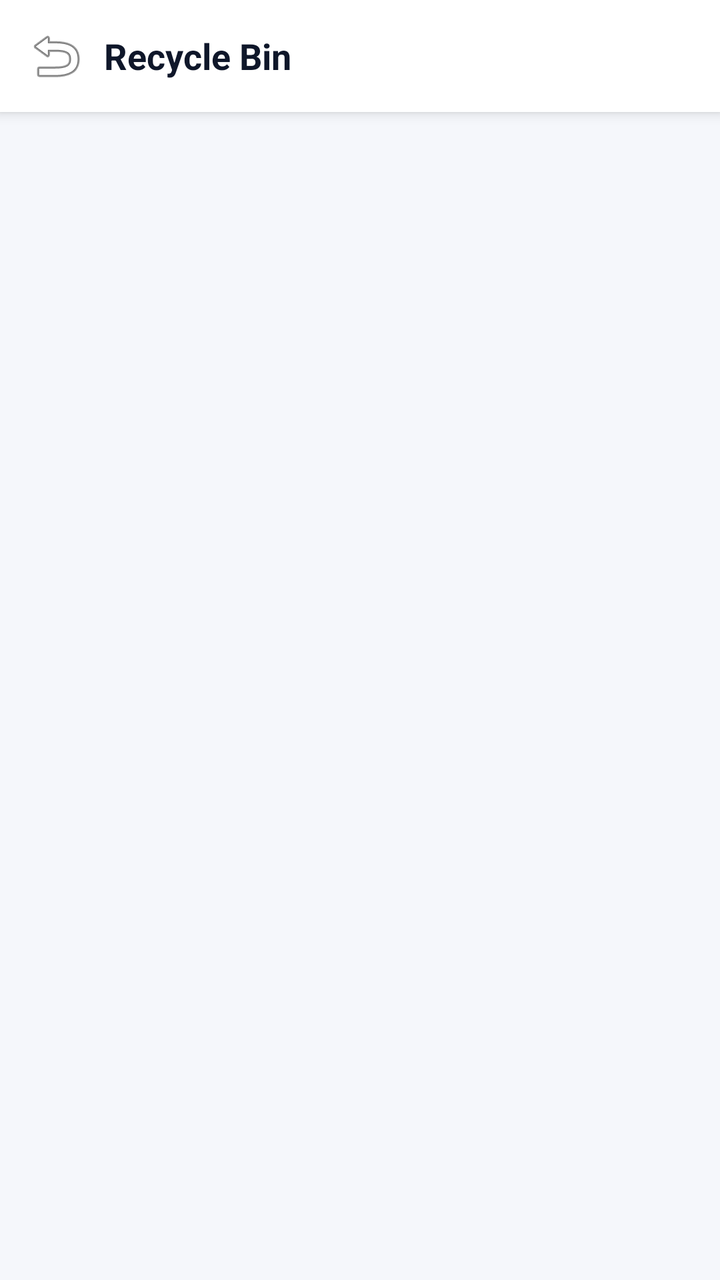
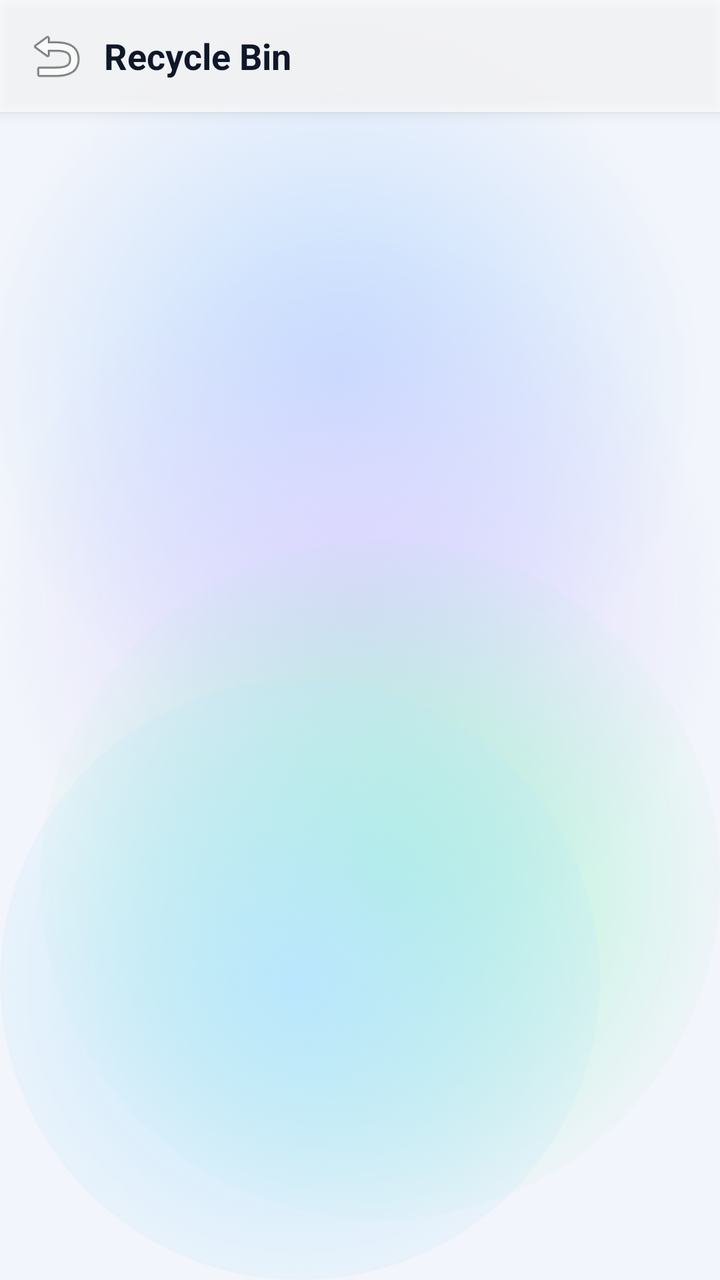

An Android layout rendered at two revisions. The XML below is the earlier revision; the diff shows what the commit changed to produce the second picture.
<!-- AndroidManifest.xml: application theme Theme.ExpenseOS -->
<!-- res/layout/activity_recycle_bin.xml -->
<?xml version="1.0" encoding="utf-8"?>
<LinearLayout xmlns:android="http://schemas.android.com/apk/res/android"
    android:layout_width="match_parent"
    android:layout_height="match_parent"
    android:background="@color/bg"
    android:orientation="vertical">

    <LinearLayout
        android:layout_width="match_parent"
        android:layout_height="56dp"
        android:background="@color/nav_bg"
        android:elevation="4dp"
        android:gravity="center_vertical"
        android:orientation="horizontal"
        android:paddingHorizontal="8dp">

        <ImageButton
            android:id="@+id/btnRecycleBinBack"
            android:layout_width="40dp"
            android:layout_height="40dp"
            android:background="?attr/selectableItemBackgroundBorderless"
            android:contentDescription="Back"
            android:src="@android:drawable/ic_menu_revert" />

        <TextView
            android:layout_width="0dp"
            android:layout_height="wrap_content"
            android:layout_weight="1"
            android:paddingStart="4dp"
            android:text="Recycle Bin"
            android:textColor="@color/text"
            android:textSize="18sp"
            android:textStyle="bold" />

        <Spinner
            android:id="@+id/spRecycleBinScope"
            android:layout_width="wrap_content"
            android:layout_height="38dp"
            android:layout_marginEnd="4dp"
            android:background="@drawable/bg_input_box"
            android:paddingHorizontal="10dp" />
    </LinearLayout>

    <androidx.recyclerview.widget.RecyclerView
        android:id="@+id/rvRecycleBin"
        android:layout_width="match_parent"
        android:layout_height="0dp"
        android:layout_weight="1"
        android:clipToPadding="false"
        android:paddingHorizontal="14dp"
        android:paddingTop="10dp" />

    <LinearLayout
        android:id="@+id/emptyRecycleBinState"
        android:layout_width="match_parent"
        android:layout_height="0dp"
        android:layout_weight="1"
        android:gravity="center"
        android:orientation="vertical"
        android:visibility="gone">

        <TextView
            android:layout_width="wrap_content"
            android:layout_height="wrap_content"
            android:text="🗑"
            android:textSize="36sp" />

        <TextView
            android:layout_width="wrap_content"
            android:layout_height="wrap_content"
            android:layout_marginTop="8dp"
            android:text="Recycle Bin is empty"
            android:textColor="@color/text_muted"
            android:textSize="13sp" />
    </LinearLayout>
</LinearLayout>
<!-- resources referenced by this layout -->
<resources>
  <color name="bg">#F5F7FB</color>
  <color name="nav_bg">#FFFFFF</color>
  <style name="Theme.ExpenseOS" parent="Theme.MaterialComponents.DayNight.NoActionBar">
          <item name="colorPrimary">@color/primary</item>
          <item name="colorPrimaryVariant">@color/primary_dark</item>
          <item name="colorPrimaryDark">@color/primary_dark</item>
          <item name="colorOnPrimary">@color/on_primary</item>
          <item name="colorSecondary">@color/secondary</item>
          <item name="colorSecondaryVariant">@color/secondary_dark</item>
          <item name="colorOnSecondary">@color/on_primary</item>
          <item name="colorAccent">@color/primary</item>
          <item name="colorSurface">@color/surface</item>
          <item name="colorOnSurface">@color/text</item>
          <item name="colorOnBackground">@color/text</item>
          <item name="colorError">@color/danger</item>
          <item name="android:colorBackground">@color/bg</item>
          <item name="android:windowBackground">@color/bg</item>
  
          <item name="android:textColorPrimary">@color/text</item>
          <item name="android:textColorSecondary">@color/text_muted</item>
          <item name="android:textColorHint">@color/text_hint</item>
          <item name="android:fontFamily">sans-serif</item>
          <item name="fontFamily">sans-serif</item>
  
          
          <item name="android:statusBarColor">@color/bg</item>
          <item name="android:navigationBarColor">@color/nav_bg</item>
          <item name="android:windowLightStatusBar">true</item>
          <item name="android:windowLightNavigationBar" tools:targetApi="o_mr1">true</item>
          <item name="android:forceDarkAllowed" tools:targetApi="q">false</item>
  
          
          <item name="editTextStyle">@style/Widget.ExpenseOS.EditText</item>
          <item name="materialAlertDialogTheme">@style/ThemeOverlay.ExpenseOS.Dialog</item>
          <item name="bottomSheetDialogTheme">@style/ThemeOverlay.ExpenseOS.BottomSheet</item>
          <item name="materialTimePickerTheme">@style/ThemeOverlay.ExpenseOS.TimePicker</item>
          <item name="android:windowAnimationStyle">@style/Animation.ExpenseOS.Window</item>
          <item name="android:windowActivityTransitions">true</item>
          <item name="android:windowContentTransitions">true</item>
      </style>
  <color name="surface_2">#F1F5F9</color>
  <color name="border">#E5EAF2</color>
  <color name="surface">#FFFFFF</color>
  <!-- unchanged entries left out for length: 20 -->
</resources>

<!-- the commit's change to res/layout/activity_recycle_bin.xml (unified diff, before → after) -->
@@ -2,7 +2,7 @@
 <LinearLayout xmlns:android="http://schemas.android.com/apk/res/android"
     android:layout_width="match_parent"
     android:layout_height="match_parent"
-    android:background="@color/bg"
+    android:background="@android:color/transparent"
     android:orientation="vertical">
 
     <LinearLayout
<!-- resource entries referenced after the edit -->
@@ -1,7 +1,61 @@
 <!-- resources referenced by this layout -->
 <resources>
-  <color name="bg">#F5F7FB</color>
-  <color name="nav_bg">#FFFFFF</color>
+  <color name="bg">#F2F5FB</color>
+  <!-- drawable aurora_bg (drawable) -->
+  <?xml version="1.0" encoding="utf-8"?>
+  <layer-list xmlns:android="http://schemas.android.com/apk/res/android">
+      <item android:drawable="@color/aurora_base" />
+      <item android:width="380dp" android:height="380dp"
+          android:gravity="top|end"
+          android:drawable="@drawable/aurora_blob_blue" />
+      <item android:width="360dp" android:height="360dp"
+          android:gravity="start" android:top="120dp"
+          android:drawable="@drawable/aurora_blob_violet" />
+      <item android:width="340dp" android:height="340dp"
+          android:gravity="bottom|end" android:bottom="30dp"
+          android:drawable="@drawable/aurora_blob_mint" />
+      <item android:width="300dp" android:height="300dp"
+          android:gravity="bottom|start"
+          android:drawable="@drawable/aurora_blob_sky" />
+  </layer-list>
+  <color name="aurora_base">#F2F5FB</color>
+  <!-- drawable aurora_blob_blue (drawable) -->
+  <?xml version="1.0" encoding="utf-8"?>
+  <shape xmlns:android="http://schemas.android.com/apk/res/android" android:shape="oval">
+      <gradient
+          android:type="radial"
+          android:gradientRadius="180dp"
+          android:startColor="#BFDBFE"
+          android:endColor="#00BFDBFE" />
+  </shape>
+  <!-- drawable aurora_blob_violet (drawable) -->
+  <?xml version="1.0" encoding="utf-8"?>
+  <shape xmlns:android="http://schemas.android.com/apk/res/android" android:shape="oval">
+      <gradient
+          android:type="radial"
+          android:gradientRadius="180dp"
+          android:startColor="#DDD6FE"
+          android:endColor="#00DDD6FE" />
+  </shape>
+  <!-- drawable aurora_blob_mint (drawable) -->
+  <?xml version="1.0" encoding="utf-8"?>
+  <shape xmlns:android="http://schemas.android.com/apk/res/android" android:shape="oval">
+      <gradient
+          android:type="radial"
+          android:gradientRadius="180dp"
+          android:startColor="#A7F3D0"
+          android:endColor="#00A7F3D0" />
+  </shape>
+  <!-- drawable aurora_blob_sky (drawable) -->
+  <?xml version="1.0" encoding="utf-8"?>
+  <shape xmlns:android="http://schemas.android.com/apk/res/android" android:shape="oval">
+      <gradient
+          android:type="radial"
+          android:gradientRadius="180dp"
+          android:startColor="#BAE6FD"
+          android:endColor="#00BAE6FD" />
+  </shape>
+  <color name="nav_bg">#B9FFFFFF</color>
   <style name="Theme.ExpenseOS" parent="Theme.MaterialComponents.DayNight.NoActionBar">
           <item name="colorPrimary">@color/primary</item>
           <item name="colorPrimaryVariant">@color/primary_dark</item>
@@ -16,7 +70,7 @@
           <item name="colorOnBackground">@color/text</item>
           <item name="colorError">@color/danger</item>
           <item name="android:colorBackground">@color/bg</item>
-          <item name="android:windowBackground">@color/bg</item>
+          <item name="android:windowBackground">@drawable/aurora_bg</item>
   
           <item name="android:textColorPrimary">@color/text</item>
           <item name="android:textColorSecondary">@color/text_muted</item>
@@ -25,8 +79,8 @@
           <item name="fontFamily">sans-serif</item>
   
           
-          <item name="android:statusBarColor">@color/bg</item>
-          <item name="android:navigationBarColor">@color/nav_bg</item>
+          <item name="android:statusBarColor">@android:color/transparent</item>
+          <item name="android:navigationBarColor">@android:color/transparent</item>
           <item name="android:windowLightStatusBar">true</item>
           <item name="android:windowLightNavigationBar" tools:targetApi="o_mr1">true</item>
           <item name="android:forceDarkAllowed" tools:targetApi="q">false</item>
@@ -40,9 +94,9 @@
           <item name="android:windowActivityTransitions">true</item>
           <item name="android:windowContentTransitions">true</item>
       </style>
-  <color name="surface_2">#F1F5F9</color>
-  <color name="border">#E5EAF2</color>
-  <color name="surface">#FFFFFF</color>
+  <color name="surface_2">#8CFFFFFF</color>
+  <color name="border">#8CFFFFFF</color>
+  <color name="surface">#E9FFFFFF</color>
   <!-- unchanged entries left out for length: 20 -->
 </resources>
 
